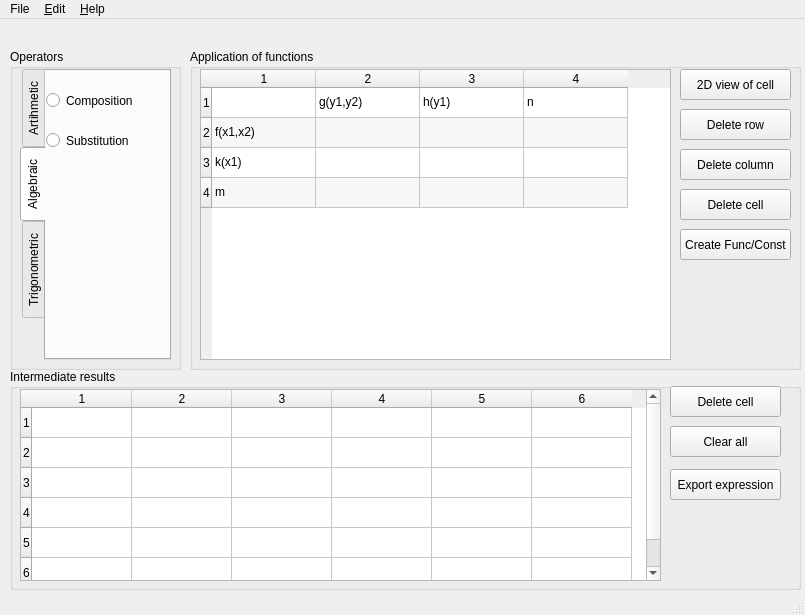
This is window.ui in Molingejr/operator_expression_generator as Qt 5 draws it before an edit. The edited form follows.
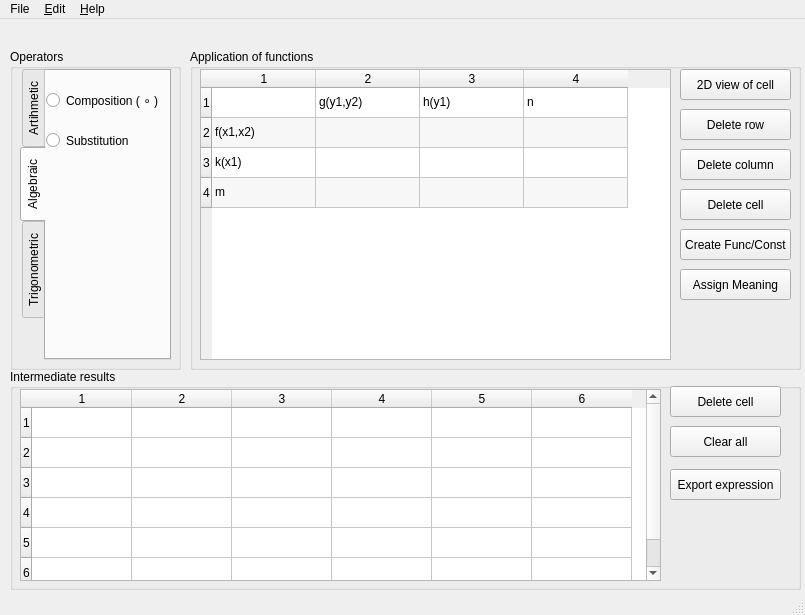
This is the edited form. The open tabs and pages were chosen to show the change. Icons and pictures are not drawn.

What changed in the file:
```diff
--- a/window.ui
+++ b/window.ui
@@ -141,12 +141,12 @@
         <rect>
          <x>0</x>
          <y>20</y>
-         <width>100</width>
+         <width>121</width>
          <height>19</height>
         </rect>
        </property>
        <property name="text">
-        <string>Composition </string>
+        <string>Composition ( ∘ )</string>
        </property>
       </widget>
       <widget class="QRadioButton" name="radioButton_subs">
@@ -404,6 +404,25 @@
       <string>2D view of cell</string>
      </property>
     </widget>
+    <widget class="QPushButton" name="pushButton_meaning">
+     <property name="geometry">
+      <rect>
+       <x>490</x>
+       <y>220</y>
+       <width>111</width>
+       <height>31</height>
+      </rect>
+     </property>
+     <property name="toolTip">
+      <string>Click Me</string>
+     </property>
+     <property name="toolTipDuration">
+      <number>5</number>
+     </property>
+     <property name="text">
+      <string>Assign Meaning</string>
+     </property>
+    </widget>
    </widget>
    <widget class="QGroupBox" name="groupBox_interResult">
     <property name="geometry">
```
